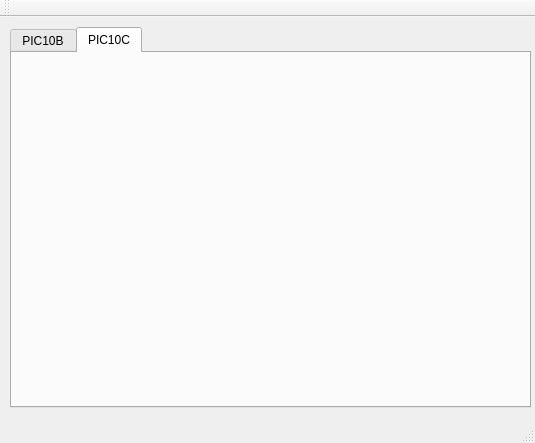
This is gradecalculator.ui in jacquelinennguyen/pic10c_assignment2 as Qt 5 draws it before an edit. The edited form follows.
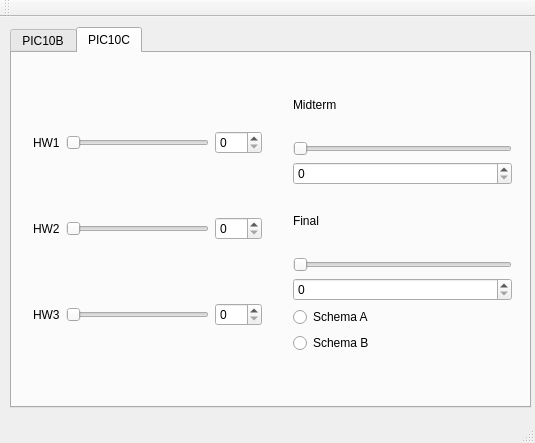
This is the edited form. The open tabs and pages were chosen to show the change.

Commit message: Added UI and signals and slots for PIC10C tab

```diff
--- a/gradecalculator.ui
+++ b/gradecalculator.ui
@@ -398,6 +398,176 @@
      <attribute name="title">
       <string>PIC10C</string>
      </attribute>
+     <widget class="QWidget" name="verticalLayoutWidget_3">
+      <property name="geometry">
+       <rect>
+        <x>10</x>
+        <y>10</y>
+        <width>251</width>
+        <height>331</height>
+       </rect>
+      </property>
+      <layout class="QVBoxLayout" name="HWs_pic10c">
+       <item>
+        <layout class="QHBoxLayout" name="HW1Group_2">
+         <item>
+          <widget class="QLabel" name="HW1_2">
+           <property name="text">
+            <string>HW1</string>
+           </property>
+          </widget>
+         </item>
+         <item>
+          <widget class="QSlider" name="HW1Slider_2">
+           <property name="maximum">
+            <number>100</number>
+           </property>
+           <property name="orientation">
+            <enum>Qt::Horizontal</enum>
+           </property>
+          </widget>
+         </item>
+         <item>
+          <widget class="QSpinBox" name="HW1Spin_2">
+           <property name="maximum">
+            <number>100</number>
+           </property>
+          </widget>
+         </item>
+        </layout>
+       </item>
+       <item>
+        <layout class="QHBoxLayout" name="HW2Group_2">
+         <item>
+          <widget class="QLabel" name="HW2_2">
+           <property name="text">
+            <string>HW2</string>
+           </property>
+          </widget>
+         </item>
+         <item>
+          <widget class="QSlider" name="HW2Slider_2">
+           <property name="maximum">
+            <number>100</number>
+           </property>
+           <property name="orientation">
+            <enum>Qt::Horizontal</enum>
+           </property>
+          </widget>
+         </item>
+         <item>
+          <widget class="QSpinBox" name="HW2Spin_2">
+           <property name="maximum">
+            <number>100</number>
+           </property>
+          </widget>
+         </item>
+        </layout>
+       </item>
+       <item>
+        <layout class="QHBoxLayout" name="horizontalLayout_9">
+         <item>
+          <widget class="QLabel" name="HW3_2">
+           <property name="text">
+            <string>HW3</string>
+           </property>
+          </widget>
+         </item>
+         <item>
+          <widget class="QSlider" name="HW3Slider_2">
+           <property name="maximum">
+            <number>100</number>
+           </property>
+           <property name="orientation">
+            <enum>Qt::Horizontal</enum>
+           </property>
+          </widget>
+         </item>
+         <item>
+          <widget class="QSpinBox" name="HW3Spin_2">
+           <property name="maximum">
+            <number>100</number>
+           </property>
+          </widget>
+         </item>
+        </layout>
+       </item>
+      </layout>
+     </widget>
+     <widget class="QWidget" name="verticalLayoutWidget_4">
+      <property name="geometry">
+       <rect>
+        <x>270</x>
+        <y>10</y>
+        <width>241</width>
+        <height>301</height>
+       </rect>
+      </property>
+      <layout class="QVBoxLayout" name="Exams_2">
+       <item>
+        <widget class="QLabel" name="Midterm1Label_2">
+         <property name="text">
+          <string>Midterm </string>
+         </property>
+        </widget>
+       </item>
+       <item>
+        <widget class="QSlider" name="Midterm1Slider_2">
+         <property name="maximum">
+          <number>100</number>
+         </property>
+         <property name="orientation">
+          <enum>Qt::Horizontal</enum>
+         </property>
+        </widget>
+       </item>
+       <item>
+        <widget class="QSpinBox" name="Midterm1spinBox_2">
+         <property name="maximum">
+          <number>100</number>
+         </property>
+        </widget>
+       </item>
+       <item>
+        <widget class="QLabel" name="FinalLabel_2">
+         <property name="text">
+          <string>Final</string>
+         </property>
+        </widget>
+       </item>
+       <item>
+        <widget class="QSlider" name="FinalSlider_2">
+         <property name="maximum">
+          <number>100</number>
+         </property>
+         <property name="orientation">
+          <enum>Qt::Horizontal</enum>
+         </property>
+        </widget>
+       </item>
+       <item>
+        <widget class="QSpinBox" name="Finalspinbox_2">
+         <property name="maximum">
+          <number>100</number>
+         </property>
+        </widget>
+       </item>
+       <item>
+        <widget class="QRadioButton" name="SchemaAButton_2">
+         <property name="text">
+          <string>Schema A</string>
+         </property>
+        </widget>
+       </item>
+       <item>
+        <widget class="QRadioButton" name="SchemaBButton_2">
+         <property name="text">
+          <string>Schema B</string>
+         </property>
+        </widget>
+       </item>
+      </layout>
+     </widget>
     </widget>
    </widget>
   </widget>
```
Left out of the diff: 2 changed lines with no effect on the pictures. The commit also changes 1 other file.
